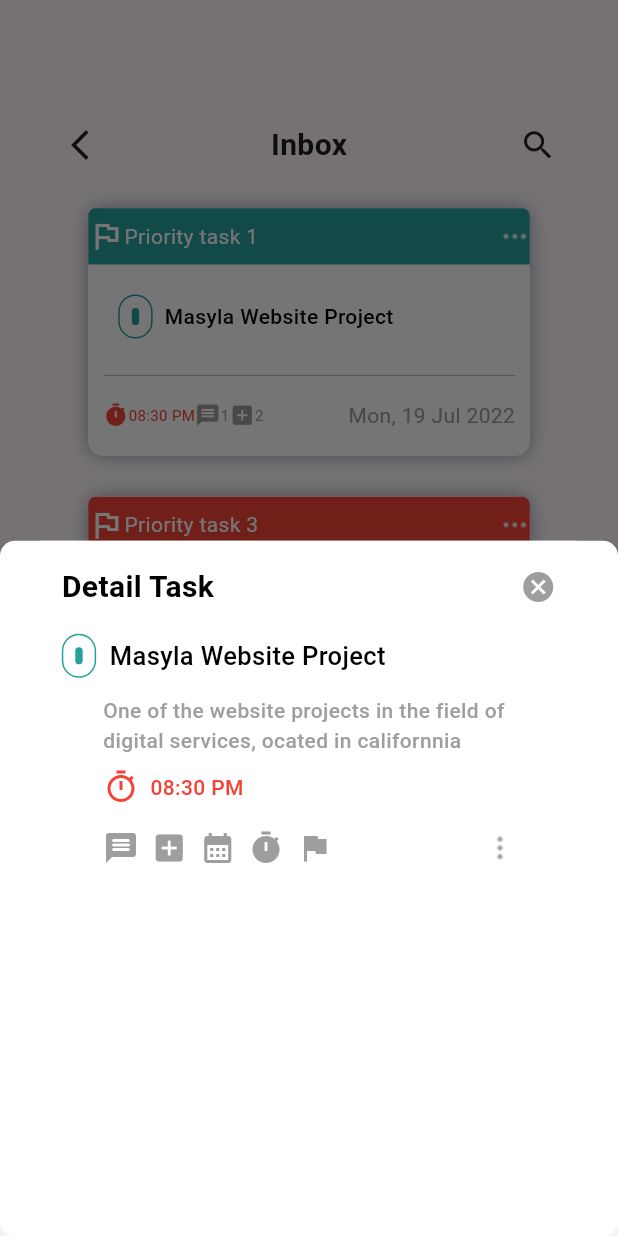
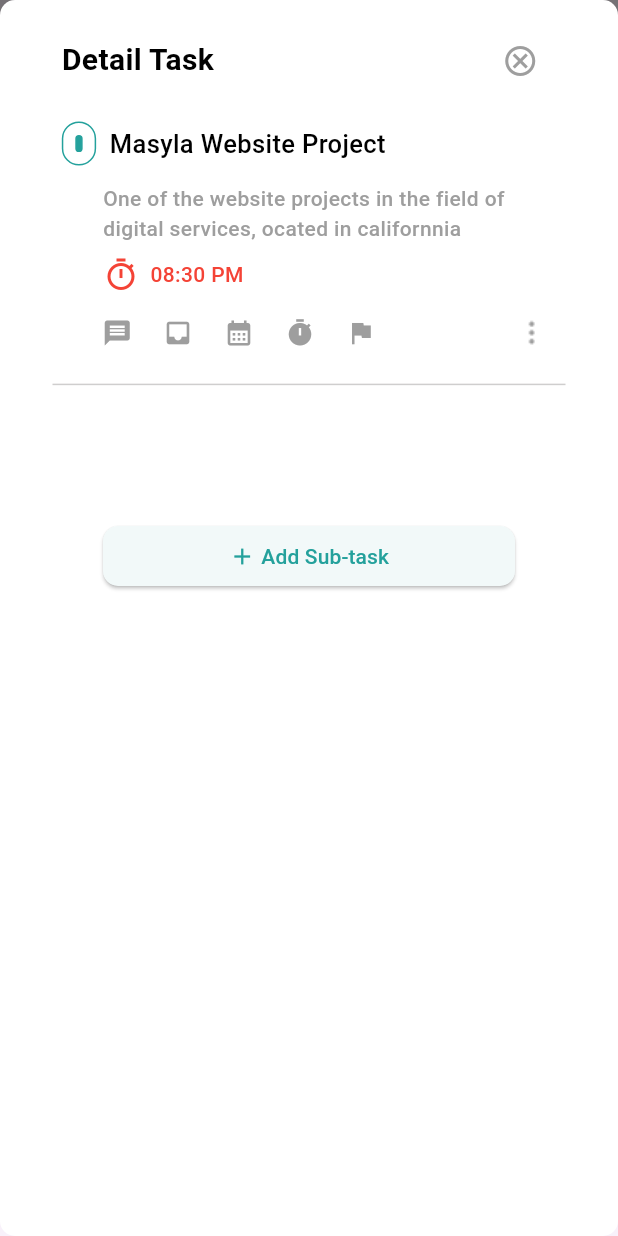
Before and after one commit to Kendra-ui/new_todo, a Flutter app: the Inbox screen opened directly, after a tap on the "add" icon, on a phone screen of 412 x 824 dp. Run offline on Flutter 3.47's test engine with Material 3 defaults, Android fonts, the phone set to English and light mode, and no system bars; our stand-ins replace charts_flutter; missing offline and left inert: horizontal_calendar.

Commit message:
adding files

```diff
--- a/lib/Account/login.dart
+++ b/lib/Account/login.dart
@@ -55,9 +55,9 @@ class _LoginState extends State<Login> {
               controller: email,
               decoration:  const InputDecoration(
                 labelText: "name@example.com",
-                labelStyle: TextStyle(fontSize: 14),
+                labelStyle: TextStyle(fontSize: 14, color: Color(0xFFA9B0C5)),
                 filled: true,
-                fillColor:  Color.fromARGB(255, 231, 237, 250),
+                fillColor:  Color(0xFFF6F7F9),
 
                 enabledBorder:  OutlineInputBorder(
                   borderSide: BorderSide.none
@@ -84,7 +84,7 @@ class _LoginState extends State<Login> {
               ))
             ),
             onPressed: (){
-              Navigator.of(context).pushReplacement(MaterialPageRoute(builder: (BuildContext context)=> const SignUp()));
+              Navigator.of(context).pushReplacement(MaterialPageRoute(builder: (BuildContext context)=> const CustomNavigationBar()));
             },
             child: const Text('Next',textAlign: TextAlign.center, style: TextStyle(color: Colors.white),)),
         )
--- a/lib/main.dart
+++ b/lib/main.dart
@@ -1,6 +1,10 @@
 import 'package:flutter/material.dart';
+import 'package:new_todo/Account/login.dart';
 import 'package:new_todo/Account/password.dart';
+import 'package:new_todo/Account/sign_up.dart';
 import 'package:new_todo/Widget/calendar.dart';
+import 'package:new_todo/Widget/more_task.dart';
+import 'package:new_todo/Widget/todo_list.dart';
 import 'package:new_todo/homepage.dart';
 import 'package:new_todo/navigation/add_task.dart';
 import 'package:new_todo/Menu/appicon.dart';
--- a/lib/navigation/inbox.dart
+++ b/lib/navigation/inbox.dart
@@ -11,6 +11,10 @@ class Inbox extends StatefulWidget {
 }
 
 class _InboxState extends State<Inbox> {
+
+  TextEditingController email = TextEditingController();
+    bool showTextField = false;
+
 
   //  @override
   // void initState() {
@@ -266,7 +270,7 @@ class _InboxState extends State<Inbox> {
                            child: ElevatedButton(
                      onPressed: () {
                       showModalBottomSheet(
-                        //      isScrollControlled: true,
+                        isScrollControlled: true,
                         context: context,
                         builder: (context) {
                           return SizedBox(
@@ -288,7 +292,9 @@ class _InboxState extends State<Inbox> {
 
                                   const Text('Detail Task', style: TextStyle(color: Colors.black, fontSize: 20, fontWeight: FontWeight.bold),),
                                   const Spacer(),
-                                  const Icon(Icons.cancel, color: Colors.grey,),
+                                  IconButton(onPressed: (){
+                                    Navigator.pop(context);
+                                  }, icon: const Icon(Icons.cancel_outlined, color: Colors.grey,)),
                                   SizedBox(width: MediaQuery.of(context).size.width/10,),
                                   ],
                                   ),
@@ -351,41 +357,99 @@ class _InboxState extends State<Inbox> {
                                   ),
                                 ),
 
-                                            SizedBox(
+                            SizedBox(
                         height: MediaQuery.of(context).size.height/50,
                       ),
 
                                 SizedBox(
-                                  width: MediaQuery.of(context).size.width/1.5,
+                                  width: MediaQuery.of(context).size.width/1.3,
 
                                   child:  Row(
                                     children: [
-                                      const Icon(Icons.message_rounded, color: Colors.grey,),
                                       SizedBox(
-                                      width: MediaQuery.of(context).size.width/50,
+                                      width: MediaQuery.of(context).size.width/20,
 
                                       ),
-                                      const Icon(Icons.add_box, color: Colors.grey,),
-                                              SizedBox(
-                                      width: MediaQuery.of(context).size.width/50,
+                                      const Icon(Icons.message, color: Colors.grey, size: 20,),
+                                      SizedBox(
+                                      width: MediaQuery.of(context).size.width/20,
 
                                       ),
-                                      const Icon(Icons.calendar_month, color: Colors.grey,),
+                                      const Icon(Icons.inbox, color: Colors.grey, size: 20,),
                                               SizedBox(
-                                      width: MediaQuery.of(context).size.width/50,
+                                      width: MediaQuery.of(context).size.width/20,
 
                                       ),
-                                      const Icon(Icons.timer, color: Colors.grey,),
+                                      const Icon(Icons.calendar_month, color: Colors.grey, size: 20,),
                                               SizedBox(
-                                      width: MediaQuery.of(context).size.width/50,
+                                      width: MediaQuery.of(context).size.width/20,
 
                                       ),
-                                      const Icon(Icons.flag, color: Colors.grey,),
-                                        Spacer(),
+                                      const Icon(Icons.timer, color: Colors.grey, size: 20,),
+                                              SizedBox(
+                                      width: MediaQuery.of(context).size.width/20,
+
+                                      ),
+                                      const Icon(Icons.flag, color: Colors.grey, size: 20,),
+                                      const Spacer(flex: 2,),
                                       Image.asset('assets/images/vertical.png', color: Colors.grey,)
                                     ],
                                   ),
                                 ),
+
+                                SizedBox(height: MediaQuery.of(context).size.height/50,),
+                                const Divider(endIndent: 35, indent: 35, color:  Color.fromARGB(255, 207, 206, 206),),
+
+                                SizedBox(height: MediaQuery.of(context).size.height/10,),
+
+          Container(
+          width: MediaQuery.of(context).size.width/1.5,
+          decoration: BoxDecoration(
+            borderRadius: BorderRadius.circular(3)
+          ),
+          child: ElevatedButton(
+            style:  ButtonStyle(
+              backgroundColor: const MaterialStatePropertyAll(Color(0xFFF2F9F9)),
+              shape: MaterialStatePropertyAll(RoundedRectangleBorder(
+                borderRadius: BorderRadius.circular(10)
+              ))
+            ),
+            onPressed: (){
+
+              setState(() {
+                    showTextField = !showTextField;
+                  });
+
+
+            },
+            child:  const Row(
+              mainAxisSize: MainAxisSize.min,
+              children: [
+                Icon(Icons.add, color: Color(0xFF24A19C),),
+                Text(' Add Sub-task',textAlign: TextAlign.center, style: TextStyle(color: Color(0xFF24A19C)),),
+
+              ],
+            )),
+        ),
+
+        // const SizedBox(width: 10),
+        //          if (showTextField)
+        //         SizedBox(
+        //           width: MediaQuery.of(context).size.width / 1.5,
+        //           child: TextFormField(
+        //             controller: email,
+        //             decoration: const InputDecoration(
+        //               labelText: "name@example.com",
+        //               labelStyle: TextStyle(fontSize: 14, color: Color(0xFFA9B0C5)),
+        //               filled: true,
+        //               fillColor: Color(0xFFF6F7F9),
+        //               border: OutlineInputBorder(
+        //                 borderSide: BorderSide.none,
+        //                 borderRadius: BorderRadius.all(Radius.circular(10.0)),
+        //               ),
+        //             ),))
+
+
 
 
 
@@ -412,4 +476,10 @@ class _InboxState extends State<Inbox> {
       ),
     );
   }
+  @override
+  void dispose() {
+    // Clean up the controller when the widget is disposed
+    email.dispose();
+    super.dispose();
+  }
 }
```
Also changed, not shown: lib/Account/sign_up.dart (+7 -3 lines), lib/Menu/settings.dart (+10 -4 lines), lib/Widget/more_task.dart (+9 -8 lines), lib/Widget/todo_list.dart (+7 -7 lines), lib/onboarding/splash3.dart (+9 -3 lines).
